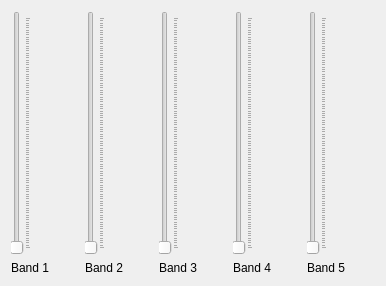
This is widget.ui in Zakhrov/WebPhonon as Qt 5 draws it before an edit. The edited form follows.
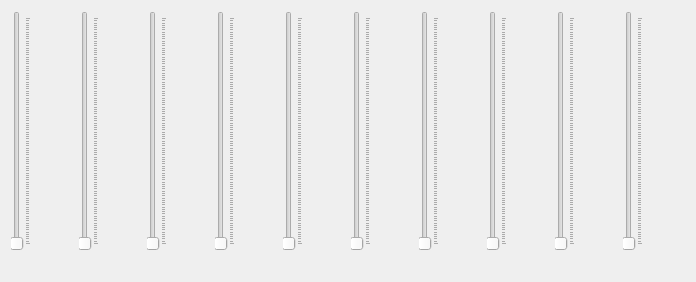
This is the edited form.

```diff
--- a/widget.ui
+++ b/widget.ui
@@ -6,8 +6,8 @@
    <rect>
     <x>0</x>
     <y>0</y>
-    <width>386</width>
-    <height>286</height>
+    <width>696</width>
+    <height>282</height>
    </rect>
   </property>
   <property name="windowTitle">
@@ -32,7 +32,7 @@
      <item>
       <widget class="QLabel" name="label">
        <property name="text">
-        <string>Band 1</string>
+        <string/>
        </property>
       </widget>
      </item>
@@ -56,7 +56,7 @@
      <item>
       <widget class="QLabel" name="label_2">
        <property name="text">
-        <string>Band 2</string>
+        <string/>
        </property>
       </widget>
      </item>
@@ -80,7 +80,7 @@
      <item>
       <widget class="QLabel" name="label_3">
        <property name="text">
-        <string>Band 3</string>
+        <string/>
        </property>
       </widget>
      </item>
@@ -104,7 +104,7 @@
      <item>
       <widget class="QLabel" name="label_4">
        <property name="text">
-        <string>Band 4</string>
+        <string/>
        </property>
       </widget>
      </item>
@@ -128,7 +128,127 @@
      <item>
       <widget class="QLabel" name="label_5">
        <property name="text">
-        <string>Band 5</string>
+        <string/>
+       </property>
+      </widget>
+     </item>
+    </layout>
+   </item>
+   <item>
+    <layout class="QVBoxLayout" name="verticalLayout_6">
+     <item>
+      <widget class="QSlider" name="horizontalSlider_6">
+       <property name="orientation">
+        <enum>Qt::Vertical</enum>
+       </property>
+       <property name="tickPosition">
+        <enum>QSlider::TicksBelow</enum>
+       </property>
+       <property name="tickInterval">
+        <number>1</number>
+       </property>
+      </widget>
+     </item>
+     <item>
+      <widget class="QLabel" name="label_6">
+       <property name="text">
+        <string/>
+       </property>
+      </widget>
+     </item>
+    </layout>
+   </item>
+   <item>
+    <layout class="QVBoxLayout" name="verticalLayout_7">
+     <item>
+      <widget class="QSlider" name="horizontalSlider_7">
+       <property name="orientation">
+        <enum>Qt::Vertical</enum>
+       </property>
+       <property name="tickPosition">
+        <enum>QSlider::TicksBelow</enum>
+       </property>
+       <property name="tickInterval">
+        <number>1</number>
+       </property>
+      </widget>
+     </item>
+     <item>
+      <widget class="QLabel" name="label_7">
+       <property name="text">
+        <string/>
+       </property>
+      </widget>
+     </item>
+    </layout>
+   </item>
+   <item>
+    <layout class="QVBoxLayout" name="verticalLayout_8">
+     <item>
+      <widget class="QSlider" name="horizontalSlider_8">
+       <property name="orientation">
+        <enum>Qt::Vertical</enum>
+       </property>
+       <property name="tickPosition">
+        <enum>QSlider::TicksBelow</enum>
+       </property>
+       <property name="tickInterval">
+        <number>1</number>
+       </property>
+      </widget>
+     </item>
+     <item>
+      <widget class="QLabel" name="label_8">
+       <property name="text">
+        <string/>
+       </property>
+      </widget>
+     </item>
+    </layout>
+   </item>
+   <item>
+    <layout class="QVBoxLayout" name="verticalLayout_9">
+     <item>
+      <widget class="QSlider" name="horizontalSlider_9">
+       <property name="orientation">
+        <enum>Qt::Vertical</enum>
+       </property>
+       <property name="tickPosition">
+        <enum>QSlider::TicksBelow</enum>
+       </property>
+       <property name="tickInterval">
+        <number>1</number>
+       </property>
+      </widget>
+     </item>
+     <item>
+      <widget class="QLabel" name="label_9">
+       <property name="text">
+        <string/>
+       </property>
+      </widget>
+     </item>
+    </layout>
+   </item>
+   <item>
+    <layout class="QVBoxLayout" name="verticalLayout_10">
+     <item>
+      <widget class="QSlider" name="horizontalSlider_10">
+       <property name="orientation">
+        <enum>Qt::Vertical</enum>
+       </property>
+       <property name="tickPosition">
+        <enum>QSlider::TicksBelow</enum>
+       </property>
+       <property name="tickInterval">
+        <number>1</number>
+       </property>
+      </widget>
+     </item>
+     <item>
+      <widget class="QLabel" name="label_10">
+       <property name="text">
+        <string/>
        </property>
       </widget>
      </item>
```
